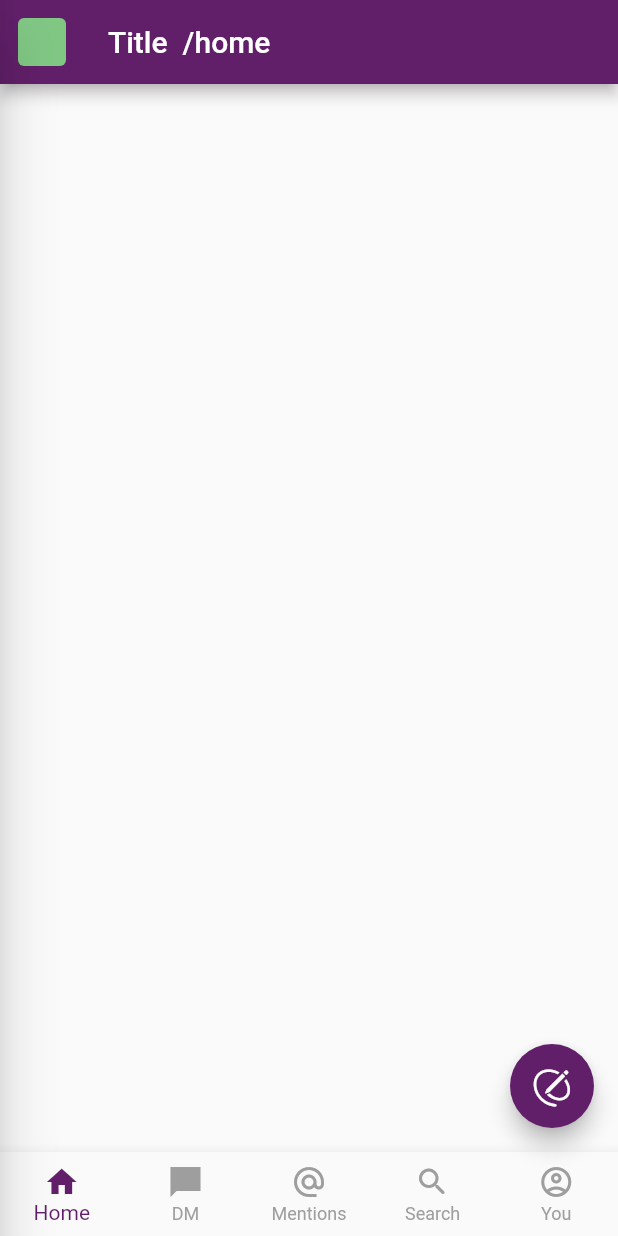
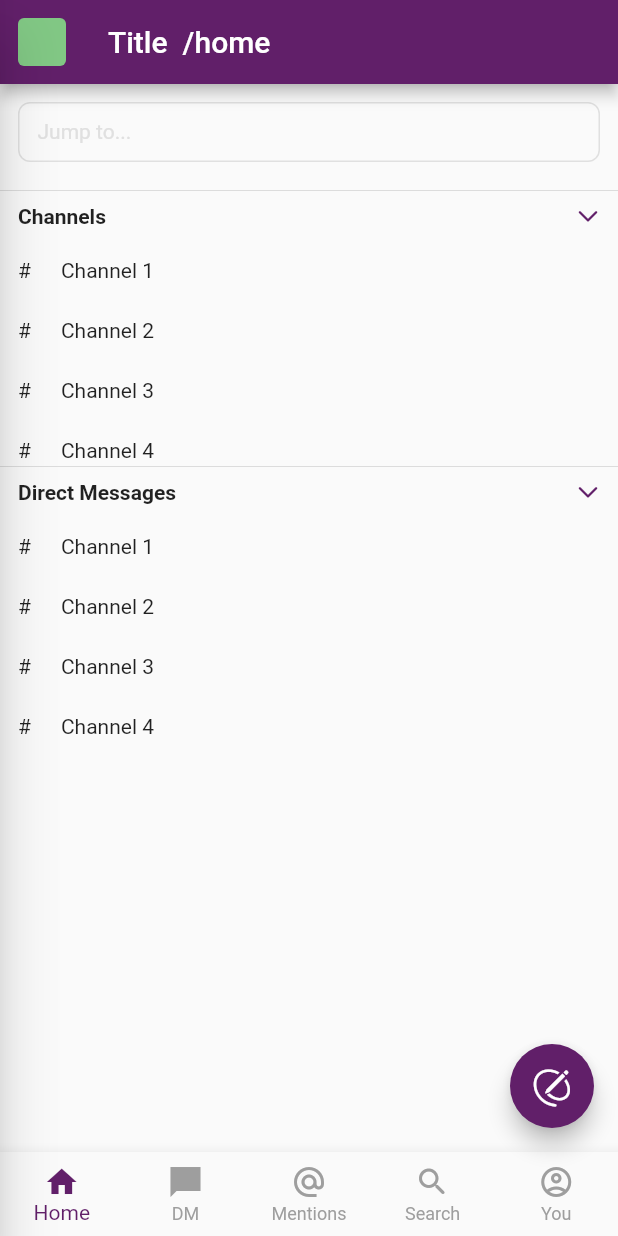
Before and after one commit to giaptt1610/slack-clone, a Flutter app: the HomePage screen opened by its route, on a phone screen of 412 x 824 dp. Run offline on Flutter 3.47's test engine with Material 2 defaults, Android fonts, the phone set to English and light mode, and no system bars; our stand-ins replace badges, bloc, flutter_bloc, get_it, go_router, uni_links.

Commit message:
add list channels, DM in home page

```diff
--- a/lib/pages/home_page.dart
+++ b/lib/pages/home_page.dart
@@ -8,6 +8,8 @@ import '../service_locator.dart';
 import '../widgets/bottom_navbar.dart';
 import '../widgets/app_drawer.dart';
 import '../widgets/avatar_button.dart';
+import '../widgets/search_box.dart';
+import '../widgets/collapsible_list.dart';
 
 class HomePage extends StatefulWidget {
   HomePage({Key? key}) : super(key: key);
@@ -35,10 +37,17 @@ class _HomePageState extends State<HomePage>
       duration: const Duration(milliseconds: 250),
     );
 
+    _controller.addStatusListener(_onAnimationStatusChanged);
+
     _curvedAnimation = CurvedAnimation(
       parent: _controller,
       curve: Curves.easeOut,
     );
+  }
+
+  void _onAnimationStatusChanged(AnimationStatus status) {
+    if (status == AnimationStatus.completed) {
+    } else if (status == AnimationStatus.dismissed) {}
   }
 
   @override
@@ -53,7 +62,7 @@ class _HomePageState extends State<HomePage>
               leading: Builder(builder: (context) {
                 return AvatarButton(
                   onTap: () {
-                    print('---avatar click ');
+                    toggleDrawer();
                   },
                 );
               }),
@@ -66,9 +75,44 @@ class _HomePageState extends State<HomePage>
               ),
             ),
             body: SafeArea(
-              child: Column(
-                mainAxisAlignment: MainAxisAlignment.center,
-                children: [],
+              child: Stack(
+                children: [
+                  Positioned(
+                    top: 70,
+                    bottom: 0,
+                    left: 0,
+                    right: 0,
+                    child: Container(
+                      child: SingleChildScrollView(
+                        child: Column(
+                          children: [
+                            Divider(height: 2),
+                            CollapsibleList(
+                              label: 'Channels',
+                            ),
+                            Divider(height: 2),
+                            CollapsibleList(
+                              label: 'Direct Messages',
+                            ),
+                          ],
+                        ),
+                      ),
+                    ),
+                  ),
+                  Positioned(
+                    child: Padding(
+                      padding: const EdgeInsets.symmetric(horizontal: 12.0),
+                      child: SearchBox(
+                        onTap: () {
+                          print('-- tap search box');
+                        },
+                      ),
+                    ),
+                    top: 12.0,
+                    left: 0,
+                    right: 0,
+                  ),
+                ],
               ),
             ),
             floatingActionButton: FloatingActionButton(
@@ -96,11 +140,11 @@ class _HomePageState extends State<HomePage>
           },
           child: Semantics(
             label: MaterialLocalizations.of(context).modalBarrierDismissLabel,
-            child: MouseRegion(
-              opaque: true,
-              child: AnimatedBuilder(
-                animation: _controller,
-                builder: (context, child) => Container(
+            child: AnimatedBuilder(
+              animation: _controller,
+              builder: (context, child) => MouseRegion(
+                opaque: _controller.isCompleted,
+                child: Container(
                   color: _scrimColorTween.evaluate(_curvedAnimation),
                 ),
               ),
--- /dev/null
+++ b/lib/widgets/channel_item.dart
@@ -0,0 +1,29 @@
+import 'package:flutter/material.dart';
+
+class ChannelItem extends StatelessWidget {
+  final String name;
+  final VoidCallback? onTap;
+  const ChannelItem({required this.name, this.onTap, Key? key})
+      : super(key: key);
+
+  @override
+  Widget build(BuildContext context) {
+    return InkWell(
+      onTap: onTap,
+      child: Container(
+        height: 40.0,
+        padding: const EdgeInsets.symmetric(
+          horizontal: 12.0,
+          vertical: 6.0,
+        ),
+        child: Row(
+          children: [
+            Text('#'),
+            SizedBox(width: 20.0),
+            Expanded(child: Text(name)),
+          ],
+        ),
+      ),
+    );
+  }
+}
--- /dev/null
+++ b/lib/widgets/collapsible_list.dart
@@ -0,0 +1,124 @@
+import 'dart:convert';
+import 'dart:math';
+import 'package:flutter/material.dart';
+import 'package:slack_clone/widgets/channel_item.dart';
+
+class CollapsibleList extends StatefulWidget {
+  final VoidCallback? onTap;
+  final bool expanded;
+  final String label;
+  CollapsibleList({
+    required this.label,
+    this.onTap,
+    this.expanded = true,
+    Key? key,
+  }) : super(key: key);
+
+  @override
+  State<CollapsibleList> createState() => _CollapsibleListState();
+}
+
+class _CollapsibleListState extends State<CollapsibleList>
+    with SingleTickerProviderStateMixin {
+  late AnimationController _controller;
+
+  late Animation<double> _heightAnimation;
+  late Animation<double> _angleAnimation;
+  bool _isExpanded = true;
+
+  @override
+  void initState() {
+    super.initState();
+    _controller = AnimationController(
+      vsync: this,
+      duration: const Duration(milliseconds: 250),
+    );
+
+    if (widget.expanded) {
+      _controller.reverse();
+    }
+    _heightAnimation = Tween(begin: 0.0, end: 150.0).animate(_controller);
+    _angleAnimation = Tween(begin: 0.0, end: pi / 2).animate(_controller);
+
+    if (_isExpanded) {
+      _controller.value = 1.0;
+    }
+  }
+
+  @override
+  Widget build(BuildContext context) {
+    return Container(
+      child: AnimatedBuilder(
+        animation: _controller,
+        builder: (context, child) {
+          return Column(
+            children: [
+              InkWell(
+                onTap: () {
+                  toggle();
+                },
+                child: Container(
+                  height: 32.0,
+                  padding: const EdgeInsets.symmetric(
+                    horizontal: 12.0,
+                    vertical: 4.0,
+                  ),
+                  child: Row(
+                    children: [
+                      Expanded(
+                          child: Text(
+                        '${widget.label}',
+                        style: TextStyle(fontWeight: FontWeight.bold),
+                      )),
+                      InkWell(
+                        child: Transform.rotate(
+                          angle: _angleAnimation.value,
+                          child: const Icon(
+                            Icons.arrow_forward_ios_rounded,
+                            size: 16.0,
+                          ),
+                        ),
+                      ),
+                    ],
+                  ),
+                ),
+              ),
+              Container(
+                height: _heightAnimation.value,
+                child: ListView.builder(
+                  itemCount: 5,
+                  itemBuilder: (context, index) =>
+                      ChannelItem(name: 'Channel ${index + 1}'),
+                ),
+              ),
+            ],
+          );
+        },
+        child: Row(
+          children: [
+            Expanded(child: Text('Channels')),
+            InkWell(
+              child: Icon(Icons.arrow_forward_ios_rounded),
+            ),
+          ],
+        ),
+      ),
+    );
+  }
+
+  void toggle() {
+    if (_controller.isAnimating) return;
+
+    if (_controller.isCompleted) {
+      _controller.reverse();
+    } else {
+      _controller.forward();
+    }
+  }
+
+  @override
+  void dispose() {
+    _controller.dispose();
+    super.dispose();
+  }
+}
--- /dev/null
+++ b/lib/widgets/search_box.dart
@@ -0,0 +1,40 @@
+import 'package:flutter/material.dart';
+
+class SearchBox extends StatelessWidget {
+  final TextEditingController? controller;
+  final VoidCallback? onTap;
+  const SearchBox({this.controller, this.onTap, Key? key}) : super(key: key);
+
+  @override
+  Widget build(BuildContext context) {
+    return InkWell(
+      onTap: onTap,
+      child: Container(
+        height: 40.0,
+        decoration: BoxDecoration(
+          border: Border.all(color: Colors.grey[300]!),
+          borderRadius: BorderRadius.circular(8.0),
+        ),
+        child: TextField(
+          controller: controller,
+          decoration: InputDecoration(
+            contentPadding:
+                const EdgeInsets.symmetric(vertical: 12.0, horizontal: 12.0),
+            hintText: 'Jump to...',
+            hintStyle: TextStyle(
+              color: Colors.grey[300],
+              fontSize: 14.0,
+              height: 1.4,
+            ),
+            border: const OutlineInputBorder(
+              borderSide: BorderSide.none,
+            ),
+            focusedBorder: const OutlineInputBorder(
+              borderSide: BorderSide.none,
+            ),
+          ),
+        ),
+      ),
+    );
+  }
+}
```
